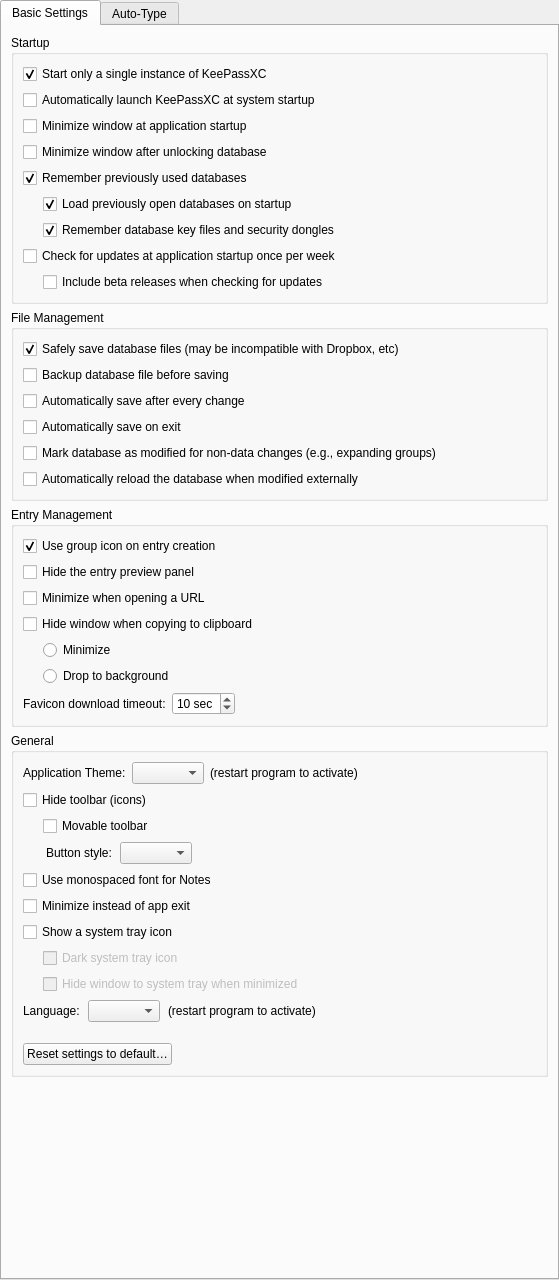
This is src/gui/ApplicationSettingsWidgetGeneral.ui in keepassxreboot/keepassxc as Qt 5 draws it before an edit. The edited form follows.
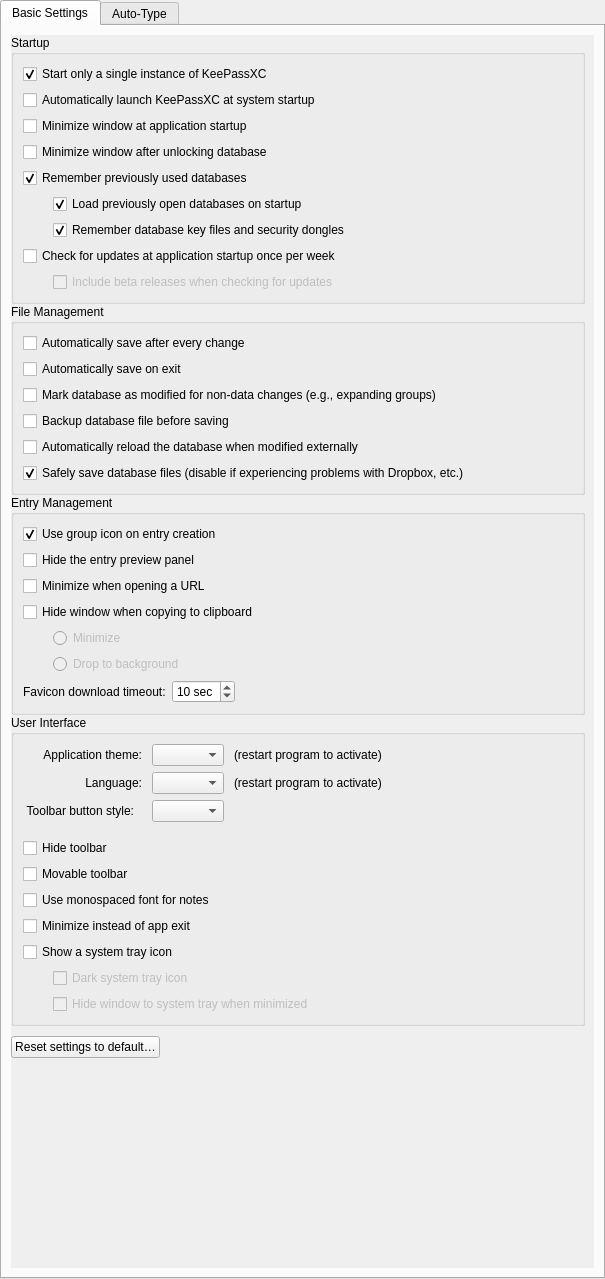
This is the edited form. Custom widgets are drawn as their Qt base class.

Commit message:
Clean up various parts of the UI and rearrange settings
- Unify widget layouts and margins
- Fix tab order on a bunch of widgets
- Fix broken entry/group edit form layout and replace with grid layout
- Rearrange some settings for better logical grouping
- Fix some settings checkboxes not being enabled/disabled on load
- Fix "General" settings tab scrolling
- Rename "Root" group to "Passwords"
- Update demo.kdbx accordingly and redownload favicons
- Change entry path display to use slash separators
- Reduce Medium and Large icon sizes slightly

```diff
--- a/src/gui/ApplicationSettingsWidgetGeneral.ui
+++ b/src/gui/ApplicationSettingsWidgetGeneral.ui
@@ -6,11 +6,11 @@
    <rect>
     <x>0</x>
     <y>0</y>
-    <width>559</width>
-    <height>1280</height>
+    <width>605</width>
+    <height>1279</height>
    </rect>
   </property>
-  <layout class="QVBoxLayout" name="verticalLayout_3">
+  <layout class="QVBoxLayout" name="verticalLayout_3" stretch="0">
    <property name="leftMargin">
     <number>0</number>
    </property>
@@ -32,7 +32,49 @@
       <attribute name="title">
        <string>Basic Settings</string>
       </attribute>
-      <layout class="QVBoxLayout" name="verticalLayout">
+      <layout class="QVBoxLayout" name="verticalLayout" stretch="0">
+       <item>
+        <widget class="QScrollArea" name="scrollArea">
+         <property name="sizePolicy">
+          <sizepolicy hsizetype="Expanding" vsizetype="Preferred">
+           <horstretch>0</horstretch>
+           <verstretch>0</verstretch>
+          </sizepolicy>
+         </property>
+         <property name="frameShape">
+          <enum>QFrame::NoFrame</enum>
+         </property>
+         <property name="frameShadow">
+          <enum>QFrame::Plain</enum>
+         </property>
+         <property name="horizontalScrollBarPolicy">
+          <enum>Qt::ScrollBarAlwaysOff</enum>
+         </property>
+         <property name="widgetResizable">
+          <bool>true</bool>
+         </property>
+         <widget class="QWidget" name="scrollAreaWidgetContents">
+          <property name="geometry">
+           <rect>
+            <x>0</x>
+            <y>0</y>
+            <width>581</width>
+            <height>1235</height>
+           </rect>
+          </property>
+          <layout class="QVBoxLayout" name="verticalLayout_8">
+           <property name="spacing">
+            <number>0</number>
+           </property>
+           <property name="leftMargin">
+            <number>0</number>
+           </property>
+           <property name="topMargin">
+            <number>0</number>
+           </property>
+           <property name="bottomMargin">
+            <number>0</number>
+           </property>
        <item>
         <widget class="QGroupBox" name="startupGroup">
          <property name="title">
@@ -98,7 +140,7 @@
               </property>
               <property name="sizeHint" stdset="0">
                <size>
-                <width>20</width>
+                    <width>30</width>
                 <height>20</height>
                </size>
               </property>
@@ -134,7 +176,7 @@
               </property>
               <property name="sizeHint" stdset="0">
                <size>
-                <width>20</width>
+                    <width>30</width>
                 <height>20</height>
                </size>
               </property>
@@ -174,7 +216,7 @@
               </property>
               <property name="sizeHint" stdset="0">
                <size>
-                <width>20</width>
+                    <width>30</width>
                 <height>20</height>
                </size>
               </property>
@@ -182,6 +224,9 @@
             </item>
             <item>
              <widget class="QCheckBox" name="checkForUpdatesIncludeBetasCheckBox">
+                  <property name="enabled">
+                   <bool>false</bool>
+                  </property>
               <property name="text">
                <string>Include beta releases when checking for updates</string>
               </property>
@@ -198,23 +243,6 @@
           <string>File Management</string>
          </property>
          <layout class="QVBoxLayout" name="verticalLayout_5">
-          <item>
-           <widget class="QCheckBox" name="useAtomicSavesCheckBox">
-            <property name="text">
-             <string>Safely save database files (may be incompatible with Dropbox, etc)</string>
-            </property>
-            <property name="checked">
-             <bool>true</bool>
-            </property>
-           </widget>
-          </item>
-          <item>
-           <widget class="QCheckBox" name="backupBeforeSaveCheckBox">
-            <property name="text">
-             <string>Backup database file before saving</string>
-            </property>
-           </widget>
-          </item>
           <item>
            <widget class="QCheckBox" name="autoSaveAfterEveryChangeCheckBox">
             <property name="text">
@@ -236,6 +264,13 @@
             </property>
            </widget>
           </item>
+              <item>
+               <widget class="QCheckBox" name="backupBeforeSaveCheckBox">
+                <property name="text">
+                 <string>Backup database file before saving</string>
+                </property>
+               </widget>
+              </item>
           <item>
            <widget class="QCheckBox" name="autoReloadOnChangeCheckBox">
             <property name="text">
@@ -243,6 +278,16 @@
             </property>
            </widget>
           </item>
+              <item>
+               <widget class="QCheckBox" name="useAtomicSavesCheckBox">
+                <property name="text">
+                 <string>Safely save database files (disable if experiencing problems with Dropbox, etc.)</string>
+                </property>
+                <property name="checked">
+                 <bool>true</bool>
+                </property>
+               </widget>
+              </item>
          </layout>
         </widget>
        </item>
@@ -298,7 +343,7 @@
               </property>
               <property name="sizeHint" stdset="0">
                <size>
-                <width>20</width>
+                    <width>30</width>
                 <height>20</height>
                </size>
               </property>
@@ -306,6 +351,9 @@
             </item>
             <item>
              <widget class="QRadioButton" name="minimizeOnCopyRadioButton">
+                  <property name="enabled">
+                   <bool>false</bool>
+                  </property>
               <property name="text">
                <string>Minimize</string>
               </property>
@@ -328,7 +376,7 @@
               </property>
               <property name="sizeHint" stdset="0">
                <size>
-                <width>20</width>
+                    <width>30</width>
                 <height>20</height>
                </size>
               </property>
@@ -336,6 +384,9 @@
             </item>
             <item>
              <widget class="QRadioButton" name="dropToBackgroundOnCopyRadioButton">
+                  <property name="enabled">
+                   <bool>false</bool>
+                  </property>
               <property name="text">
                <string>Drop to background</string>
               </property>
@@ -344,7 +395,7 @@
            </layout>
           </item>
           <item>
-           <layout class="QHBoxLayout" name="horizontalLayout" stretch="0,0,0">
+               <layout class="QHBoxLayout" name="horizontalLayout">
             <item>
              <widget class="QLabel" name="faviconTimeoutLabel">
               <property name="text">
@@ -398,22 +449,18 @@
        <item>
         <widget class="QGroupBox" name="generalGroup">
          <property name="title">
-          <string>General</string>
+              <string>User Interface</string>
          </property>
          <layout class="QVBoxLayout" name="verticalLayout_7">
           <item>
-           <layout class="QHBoxLayout" name="horizontalLayout_3" stretch="0,0,0,1">
-            <item>
-             <widget class="QLabel" name="appThemeLabel">
-              <property name="text">
-               <string>Application Theme:</string>
-              </property>
-             </widget>
-            </item>
-            <item>
+               <layout class="QGridLayout" name="gridLayout_3">
+                <property name="horizontalSpacing">
+                 <number>10</number>
+                </property>
+                <item row="0" column="1">
              <widget class="QComboBox" name="appThemeSelection">
               <property name="sizePolicy">
-               <sizepolicy hsizetype="Expanding" vsizetype="Fixed">
+                   <sizepolicy hsizetype="Minimum" vsizetype="Fixed">
                 <horstretch>0</horstretch>
                 <verstretch>0</verstretch>
                </sizepolicy>
@@ -426,14 +473,7 @@
               </property>
              </widget>
             </item>
-            <item>
-             <widget class="QLabel" name="label">
-              <property name="text">
-               <string>(restart program to activate)</string>
-              </property>
-             </widget>
-            </item>
-            <item>
+                <item row="0" column="3">
              <spacer name="horizontalSpacer_5">
               <property name="orientation">
                <enum>Qt::Horizontal</enum>
@@ -446,79 +486,63 @@
               </property>
              </spacer>
             </item>
-           </layout>
-          </item>
-          <item>
-           <widget class="QCheckBox" name="toolbarHideCheckBox">
+                <item row="0" column="2">
+                 <widget class="QLabel" name="label">
+                  <property name="text">
+                   <string>(restart program to activate)</string>
+                  </property>
+                 </widget>
+                </item>
+                <item row="1" column="2">
+                 <widget class="QLabel" name="languageLabel_3">
             <property name="text">
-             <string>Hide toolbar (icons)</string>
+                   <string>(restart program to activate)</string>
             </property>
            </widget>
           </item>
-          <item>
-           <layout class="QHBoxLayout" name="toolbarMovableLayout">
-            <property name="spacing">
-             <number>0</number>
-            </property>
-            <property name="sizeConstraint">
-             <enum>QLayout::SetMaximumSize</enum>
-            </property>
-            <item>
-             <spacer name="toolbarMovableSpacer">
-              <property name="orientation">
-               <enum>Qt::Horizontal</enum>
-              </property>
-              <property name="sizeType">
-               <enum>QSizePolicy::Fixed</enum>
-              </property>
-              <property name="sizeHint" stdset="0">
-               <size>
-                <width>20</width>
-                <height>20</height>
-               </size>
-              </property>
-             </spacer>
-            </item>
-            <item>
-             <widget class="QCheckBox" name="toolbarMovableCheckBox">
-              <property name="enabled">
-               <bool>true</bool>
-              </property>
+                <item row="0" column="0">
+                 <widget class="QLabel" name="appThemeLabel">
+                  <property name="text">
+                   <string>Application theme:</string>
+                  </property>
+                  <property name="alignment">
+                   <set>Qt::AlignRight|Qt::AlignTrailing|Qt::AlignVCenter</set>
+                  </property>
+                 </widget>
+                </item>
+                <item row="1" column="1">
+                 <widget class="QComboBox" name="languageComboBox">
               <property name="sizePolicy">
                <sizepolicy hsizetype="Minimum" vsizetype="Fixed">
                 <horstretch>0</horstretch>
                 <verstretch>0</verstretch>
                </sizepolicy>
               </property>
+                  <property name="focusPolicy">
+                   <enum>Qt::StrongFocus</enum>
+                  </property>
+                  <property name="accessibleName">
+                   <string>Language selection</string>
+                  </property>
+                 </widget>
+                </item>
+                <item row="1" column="0">
+                 <widget class="QLabel" name="languageLabel_2">
+                  <property name="sizePolicy">
+                   <sizepolicy hsizetype="Preferred" vsizetype="Preferred">
+                    <horstretch>0</horstretch>
+                    <verstretch>0</verstretch>
+                   </sizepolicy>
+                  </property>
               <property name="text">
-               <string>Movable toolbar</string>
+                   <string>Language:</string>
+                  </property>
+                  <property name="alignment">
+                   <set>Qt::AlignRight|Qt::AlignTrailing|Qt::AlignVCenter</set>
               </property>
              </widget>
             </item>
-           </layout>
-          </item>
-          <item>
-           <layout class="QHBoxLayout" name="toolButtonStyleLayout" stretch="0,0,0,1">
-            <property name="spacing">
-             <number>0</number>
-            </property>
-            <item>
-             <spacer name="toolButtonStyleSpacer">
-              <property name="orientation">
-               <enum>Qt::Horizontal</enum>
-              </property>
-              <property name="sizeType">
-               <enum>QSizePolicy::Fixed</enum>
-              </property>
-              <property name="sizeHint" stdset="0">
-               <size>
-                <width>20</width>
-                <height>20</height>
-               </size>
-              </property>
-             </spacer>
-            </item>
-            <item alignment="Qt::AlignRight">
+                <item row="2" column="0">
              <widget class="QLabel" name="toolButtonStyleLabel">
               <property name="enabled">
                <bool>true</bool>
@@ -533,14 +557,17 @@
                <string notr="true">margin-right: 5px</string>
               </property>
               <property name="text">
-               <string>Button style:</string>
+                   <string>Toolbar button style:</string>
+                  </property>
+                  <property name="alignment">
+                   <set>Qt::AlignRight|Qt::AlignTrailing|Qt::AlignVCenter</set>
               </property>
              </widget>
             </item>
-            <item>
+                <item row="2" column="1">
              <widget class="QComboBox" name="toolButtonStyleComboBox">
               <property name="sizePolicy">
-               <sizepolicy hsizetype="Expanding" vsizetype="Fixed">
+                   <sizepolicy hsizetype="Minimum" vsizetype="Fixed">
                 <horstretch>0</horstretch>
                 <verstretch>0</verstretch>
                </sizepolicy>
@@ -556,25 +583,51 @@
               </property>
              </widget>
             </item>
+               </layout>
+              </item>
             <item>
-             <spacer name="horizontalSpacer_3">
+               <spacer name="verticalSpacer_5">
               <property name="orientation">
-               <enum>Qt::Horizontal</enum>
+                 <enum>Qt::Vertical</enum>
+                </property>
+                <property name="sizeType">
+                 <enum>QSizePolicy::Fixed</enum>
               </property>
               <property name="sizeHint" stdset="0">
                <size>
-                <width>40</width>
-                <height>20</height>
+                  <width>20</width>
+                  <height>10</height>
                </size>
               </property>
              </spacer>
             </item>
-           </layout>
+              <item>
+               <widget class="QCheckBox" name="toolbarHideCheckBox">
+                <property name="text">
+                 <string>Hide toolbar</string>
+                </property>
+               </widget>
+              </item>
+              <item>
+               <widget class="QCheckBox" name="toolbarMovableCheckBox">
+                <property name="enabled">
+                 <bool>true</bool>
+                </property>
+                <property name="sizePolicy">
+                 <sizepolicy hsizetype="Minimum" vsizetype="Fixed">
+                  <horstretch>0</horstretch>
+                  <verstretch>0</verstretch>
+                 </sizepolicy>
+                </property>
+                <property name="text">
+                 <string>Movable toolbar</string>
+                </property>
+               </widget>
           </item>
           <item>
            <widget class="QCheckBox" name="monospaceNotesCheckBox">
             <property name="text">
-             <string>Use monospaced font for Notes</string>
+                 <string>Use monospaced font for notes</string>
             </property>
            </widget>
           </item>
@@ -601,7 +654,7 @@
              <enum>QLayout::SetMaximumSize</enum>
             </property>
             <item>
-             <spacer name="horizontalSpacer_4">
+                 <spacer name="horizontalSpacer_3">
               <property name="orientation">
                <enum>Qt::Horizontal</enum>
               </property>
@@ -610,7 +663,7 @@
               </property>
               <property name="sizeHint" stdset="0">
                <size>
-                <width>20</width>
+                    <width>30</width>
                 <height>20</height>
                </size>
               </property>
@@ -661,7 +714,7 @@
                  </property>
                  <property name="sizeHint" stdset="0">
                   <size>
-                   <width>20</width>
+                       <width>30</width>
                    <height>20</height>
                   </size>
                  </property>
@@ -688,64 +741,11 @@
             </layout>
            </widget>
           </item>
-          <item>
-           <layout class="QHBoxLayout" name="languageLabelLayout_2" stretch="0,0,0,1">
-            <property name="spacing">
-             <number>8</number>
-            </property>
-            <item alignment="Qt::AlignRight">
-             <widget class="QLabel" name="languageLabel_2">
-              <property name="sizePolicy">
-               <sizepolicy hsizetype="Preferred" vsizetype="Preferred">
-                <horstretch>0</horstretch>
-                <verstretch>0</verstretch>
-               </sizepolicy>
-              </property>
-              <property name="text">
-               <string>Language:</string>
-              </property>
-             </widget>
-            </item>
-            <item>
-             <widget class="QComboBox" name="languageComboBox">
-              <property name="sizePolicy">
-               <sizepolicy hsizetype="Expanding" vsizetype="Fixed">
-                <horstretch>0</horstretch>
-                <verstretch>0</verstretch>
-               </sizepolicy>
-              </property>
-              <property name="focusPolicy">
-               <enum>Qt::StrongFocus</enum>
-              </property>
-              <property name="accessibleName">
-               <string>Language selection</string>
-              </property>
-             </widget>
-            </item>
-            <item>
-             <widget class="QLabel" name="languageLabel_3">
-              <property name="text">
-               <string>(restart program to activate)</string>
-              </property>
-             </widget>
-            </item>
-            <item>
-             <spacer name="spacer3">
-              <property name="orientation">
-               <enum>Qt::Horizontal</enum>
-              </property>
-              <property name="sizeHint" stdset="0">
-               <size>
-                <width>40</width>
-                <height>20</height>
-               </size>
-              </property>
-             </spacer>
-            </item>
-           </layout>
+             </layout>
+            </widget>
           </item>
           <item>
-           <spacer name="verticalSpacer">
+            <spacer name="verticalSpacer_2">
             <property name="orientation">
              <enum>Qt::Vertical</enum>
             </property>
@@ -755,7 +755,7 @@
             <property name="sizeHint" stdset="0">
              <size>
               <width>20</width>
-              <height>15</height>
+               <height>10</height>
              </size>
             </property>
            </spacer>
@@ -793,24 +793,22 @@
             </item>
            </layout>
           </item>
-         </layout>
-        </widget>
-       </item>
        <item>
-        <spacer name="verticalSpacer_2">
+            <spacer name="verticalSpacer">
          <property name="orientation">
           <enum>Qt::Vertical</enum>
          </property>
-         <property name="sizeType">
-          <enum>QSizePolicy::Expanding</enum>
-         </property>
          <property name="sizeHint" stdset="0">
           <size>
            <width>20</width>
-           <height>40</height>
+               <height>0</height>
           </size>
          </property>
         </spacer>
+           </item>
+          </layout>
+         </widget>
+        </widget>
        </item>
       </layout>
      </widget>
```
Left out of the diff: 166 changed lines with no effect on the pictures. Lines whose indentation alone changed are shown as unchanged. The commit also changes 34 other files.
